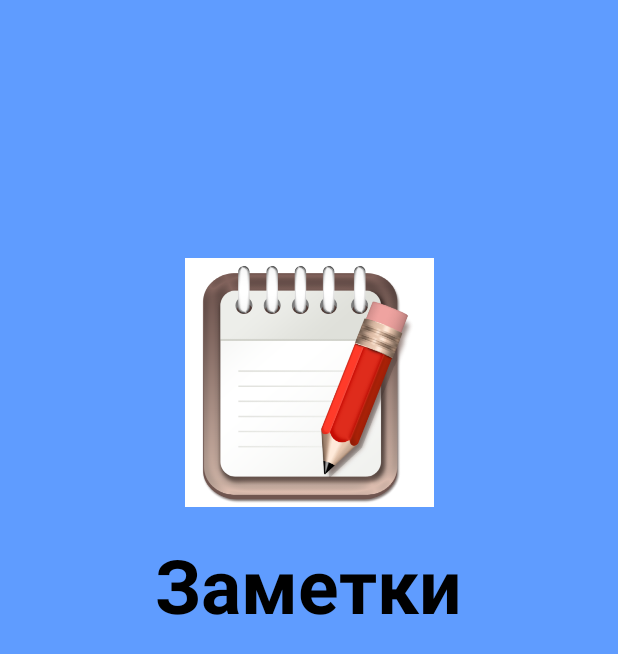
After one commit to NymiKo/Zametki1, an Android app: the welcome_screen screen opened directly, with no data from a screen before it, on a phone screen of 412 x 824 dp. The commit adds this screen. Shown: the top 654 px of the screen. Run offline under Robolectric (Android 15) with nearby library versions, the phone set to English and light mode, and no system bars.

Commit message:
Сделал SplashScreen, но нужно еще доработать. Подключил retrofit2. Настраиваю подключение и запрос.

```diff
--- /dev/null
+++ b/app/src/main/java/com/example/zametki1/Activity/welcome_screen.kt
@@ -0,0 +1,20 @@
+package com.example.zametki1.Activity
+
+import android.content.Intent
+import android.support.v7.app.AppCompatActivity
+import android.os.Bundle
+import android.os.Handler
+import com.example.zametki1.R
+
+class welcome_screen : AppCompatActivity() {
+    val welcomeTimeOut: Long = 2000
+
+    override fun onCreate(savedInstanceState: Bundle?) {
+        super.onCreate(savedInstanceState)
+        setContentView(R.layout.activity_welcome_screen)
+        Handler().postDelayed(Runnable(){
+            val welcomeIntent = Intent(this@welcome_screen, MainActivity::class.java)
+            startActivity(welcomeIntent)
+        }, welcomeTimeOut)
+    }
+}
--- /dev/null
+++ b/app/src/main/res/layout/activity_welcome_screen.xml
@@ -0,0 +1,27 @@
+<?xml version="1.0" encoding="utf-8"?>
+<android.support.constraint.ConstraintLayout
+        xmlns:android="http://schemas.android.com/apk/res/android"
+        xmlns:tools="http://schemas.android.com/tools"
+        xmlns:app="http://schemas.android.com/apk/res-auto"
+        android:layout_width="match_parent"
+        android:layout_height="match_parent"
+        tools:context=".Activity.welcome_screen" android:background="@color/button_sign_on">
+    <ImageView
+            android:layout_width="181dp"
+            android:layout_height="166dp" app:srcCompat="@mipmap/unnamed"
+            android:id="@+id/imageView2" android:layout_marginTop="172dp"
+            app:layout_constraintTop_toTopOf="parent" app:layout_constraintStart_toStartOf="parent"
+            android:layout_marginStart="8dp" app:layout_constraintEnd_toEndOf="parent" android:layout_marginEnd="8dp"
+    />
+    <TextView
+            android:text="@string/welcomeText"
+            android:layout_width="wrap_content"
+            android:layout_height="wrap_content"
+            android:id="@+id/textView" android:textSize="50sp"
+            android:layout_marginTop="8dp" app:layout_constraintTop_toBottomOf="@+id/imageView2"
+            android:layout_marginStart="8dp" app:layout_constraintStart_toStartOf="parent"
+            android:layout_marginEnd="8dp" app:layout_constraintEnd_toEndOf="parent" android:layout_marginBottom="8dp"
+            app:layout_constraintBottom_toBottomOf="parent" app:layout_constraintHorizontal_bias="0.497"
+            app:layout_constraintVertical_bias="0.025" android:textStyle="bold"
+            android:textColor="@android:color/black"/>
+</android.support.constraint.ConstraintLayout>
--- a/app/src/main/res/values/colors.xml
+++ b/app/src/main/res/values/colors.xml
@@ -1,8 +1,8 @@
 <?xml version="1.0" encoding="utf-8"?>
 <resources>
     <color name="colorPrimary">#FF488EFF</color>
-    <color name="colorPrimaryDark">#00574B</color>
-    <color name="colorAccent">#D81B60</color>
+    <color name="colorPrimaryDark">#000000</color>
+    <color name="colorAccent">#000000</color>
     <color name="button_sign_on">#5F9CFF</color>
     <color name="main_background">#7FB4FF</color>
     <color name="wrong_login">#E32626</color>
--- a/app/src/main/res/values/strings.xml
+++ b/app/src/main/res/values/strings.xml
@@ -5,4 +5,5 @@
     <string name="sign_on">Войти</string>
     <string name="button_sign_in">Регистрация</string>
     <string name="wrong_login">Логин должен быть не менее 3-х символов</string>
+    <string name="welcomeText">Заметки</string>
 </resources>
--- a/app/src/main/res/values/styles.xml
+++ b/app/src/main/res/values/styles.xml
@@ -8,4 +8,10 @@
         <item name="colorAccent">@color/colorAccent</item>
     </style>
 
+    <style name="WelcomeStyle" parent="Theme.AppCompat.NoActionBar">
+        <!-- Customize your theme here. -->
+        <item name="colorPrimary">@color/colorPrimary</item>
+        <item name="android:windowFullscreen">true</item>
+    </style>
+
 </resources>
```
Also changed, not shown: app/build.gradle (+7 -1 lines), app/src/main/AndroidManifest.xml (+7 -1 lines), app/src/main/java/com/example/zametki1/Activity/Contacts.kt (added, +13 -0 lines), app/src/main/java/com/example/zametki1/Activity/MainActivity.kt (added, +124 -0 lines), app/src/main/java/com/example/zametki1/MainActivity.kt (deleted, +0 -77 lines), app/src/main/java/com/example/zametki1/RestAPI/JSONPlaceHolderApi.kt (added, +10 -0 lines), app/src/main/java/com/example/zametki1/RestAPI/NetworkService.kt (added, +32 -0 lines), app/src/main/java/com/example/zametki1/RestAPI/Post.kt (added, +18 -0 lines), app/src/main/res/layout/activity_contacts.xml (added, +18 -0 lines), app/src/main/res/layout/activity_main.xml (+7 -4 lines), app/src/main/res/mipmap-mdpi/unnamed.png (added).
